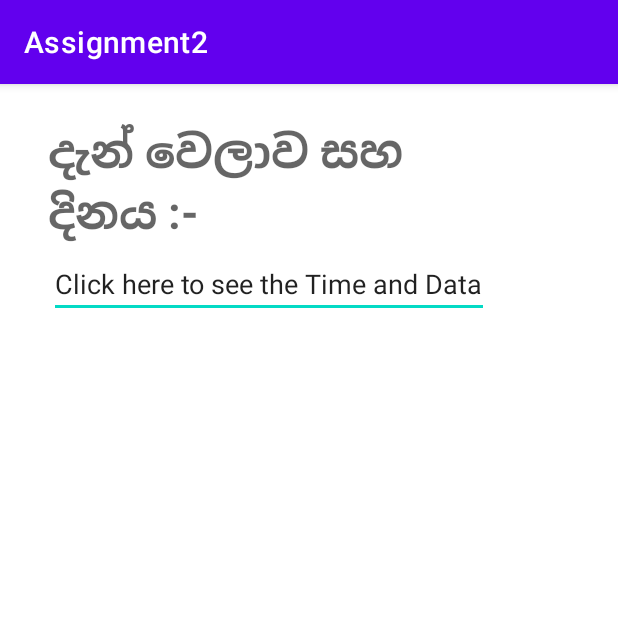
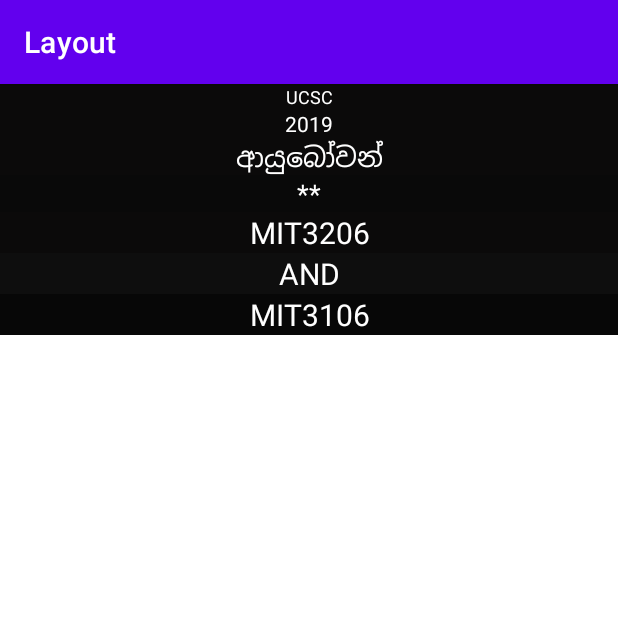
Before and after one commit to udani95/Android-Applications, an Android app: the screen it shows after launch (MainActivity), on a phone screen of 412 x 824 dp, the top half of it. Run offline under Robolectric (Android 15) with nearby library versions, the phone set to English and light mode, and no system bars.

Commit message:
Linear Layout

```diff
--- a/src/main/AndroidManifest.xml
+++ b/src/main/AndroidManifest.xml
@@ -1,6 +1,6 @@
 <?xml version="1.0" encoding="utf-8"?>
 <manifest xmlns:android="http://schemas.android.com/apk/res/android"
-    package="com.rajarata.assignment2">
+    package="com.rajarata.linearlayout">
 
     <application
         android:allowBackup="true"
@@ -8,7 +8,7 @@
         android:label="@string/app_name"
         android:roundIcon="@mipmap/ic_launcher_round"
         android:supportsRtl="true"
-        android:theme="@style/Theme.Assignment2">
+        android:theme="@style/Theme.LinearLayout">
         <activity android:name=".MainActivity">
             <intent-filter>
                 <action android:name="android.intent.action.MAIN" />
--- /dev/null
+++ b/src/main/java/com/rajarata/linearlayout/MainActivity.java
@@ -0,0 +1,14 @@
+package com.rajarata.linearlayout;
+
+import androidx.appcompat.app.AppCompatActivity;
+
+import android.os.Bundle;
+
+public class MainActivity extends AppCompatActivity {
+
+    @Override
+    protected void onCreate(Bundle savedInstanceState) {
+        super.onCreate(savedInstanceState);
+        setContentView(R.layout.activity_main);
+    }
+}
--- a/src/main/res/layout/activity_main.xml
+++ b/src/main/res/layout/activity_main.xml
@@ -1,38 +1,82 @@
 <?xml version="1.0" encoding="utf-8"?>
-<androidx.constraintlayout.widget.ConstraintLayout xmlns:android="http://schemas.android.com/apk/res/android"
+<LinearLayout xmlns:android="http://schemas.android.com/apk/res/android"
     xmlns:app="http://schemas.android.com/apk/res-auto"
     xmlns:tools="http://schemas.android.com/tools"
     android:layout_width="match_parent"
     android:layout_height="match_parent"
+    android:background="#FFFFFF"
+    android:orientation="vertical"
     tools:context=".MainActivity">
+
 
     <TextView
         android:id="@+id/textView"
-        android:layout_width="239dp"
-        android:layout_height="91dp"
-        android:text="දැන් වෙලාව සහ දිනය :- "
-        android:textAppearance="@style/TextAppearance.AppCompat.Display1"
-        android:textSize="30sp"
-        android:textStyle="bold"
-        app:layout_constraintBottom_toBottomOf="parent"
-        app:layout_constraintEnd_toEndOf="parent"
-        app:layout_constraintHorizontal_bias="0.184"
-        app:layout_constraintStart_toStartOf="parent"
-        app:layout_constraintTop_toTopOf="parent"
-        app:layout_constraintVertical_bias="0.035" />
+        android:layout_width="match_parent"
+        android:layout_height="wrap_content"
+        android:background="#0B0A0A"
+        android:text="UCSC"
+        android:textAlignment="center"
+        android:textColor="#FFFFFF"
+        android:textSize="12sp" />
 
-    <EditText
+    <TextView
+        android:id="@+id/textView2"
+        android:layout_width="match_parent"
+        android:layout_height="wrap_content"
+        android:background="#0B0A0A"
+        android:text="2019"
+        android:textAlignment="center"
+        android:textColor="#FFFFFF"
+        android:textSize="14sp" />
+
+    <TextView
         android:id="@+id/textView3"
-        android:layout_width="wrap_content"
+        android:layout_width="match_parent"
         android:layout_height="wrap_content"
-        android:text="Click here to see the Time and Data"
-        app:layout_constraintBottom_toBottomOf="parent"
-        app:layout_constraintEnd_toEndOf="parent"
-        app:layout_constraintHorizontal_bias="0.278"
-        app:layout_constraintStart_toStartOf="parent"
-        app:layout_constraintTop_toTopOf="parent"
-        app:layout_constraintVertical_bias="0.153" />
+        android:background="#0B0A0A"
+        android:text="ආයුබෝවන්"
+        android:textAlignment="center"
+        android:textColor="#FFFFFF"
+        android:textSize="18sp" />
 
+    <TextView
+        android:id="@+id/textView4"
+        android:layout_width="match_parent"
+        android:layout_height="wrap_content"
+        android:background="#090909"
+        android:backgroundTint="#090909"
+        android:text="**"
+        android:textAlignment="center"
+        android:textColor="#FFFFFF"
+        android:textSize="18sp" />
 
+    <TextView
+        android:id="@+id/textView5"
+        android:layout_width="match_parent"
+        android:layout_height="wrap_content"
+        android:background="#0B0A0A"
+        android:text="MIT3206"
+        android:textAlignment="center"
+        android:textColor="#FFFFFF"
+        android:textSize="20sp" />
 
-</androidx.constraintlayout.widget.ConstraintLayout>
+    <TextView
+        android:id="@+id/textView6"
+        android:layout_width="match_parent"
+        android:layout_height="wrap_content"
+        android:background="#0E0E0E"
+        android:text="AND"
+        android:textAlignment="center"
+        android:textColor="#FFFFFF"
+        android:textSize="20sp" />
+
+    <TextView
+        android:id="@+id/textView7"
+        android:layout_width="match_parent"
+        android:layout_height="wrap_content"
+        android:background="#070707"
+        android:text="MIT3106"
+        android:textAlignment="center"
+        android:textColor="#FFFFFF"
+        android:textSize="20sp" />
+</LinearLayout>
--- a/src/main/res/values-night/themes.xml
+++ b/src/main/res/values-night/themes.xml
@@ -1,6 +1,6 @@
 <resources xmlns:tools="http://schemas.android.com/tools">
     <!-- Base application theme. -->
-    <style name="Theme.Assignment2" parent="Theme.MaterialComponents.DayNight.DarkActionBar">
+    <style name="Theme.LinearLayout" parent="Theme.MaterialComponents.DayNight.DarkActionBar">
         <!-- Primary brand color. -->
         <item name="colorPrimary">@color/purple_200</item>
         <item name="colorPrimaryVariant">@color/purple_700</item>
--- a/src/main/res/values/strings.xml
+++ b/src/main/res/values/strings.xml
@@ -1,3 +1,3 @@
 <resources>
-    <string name="app_name">Assignment2</string>
+    <string name="app_name">Layout</string>
 </resources>
--- a/src/main/res/values/themes.xml
+++ b/src/main/res/values/themes.xml
@@ -1,6 +1,6 @@
 <resources xmlns:tools="http://schemas.android.com/tools">
     <!-- Base application theme. -->
-    <style name="Theme.Assignment2" parent="Theme.MaterialComponents.DayNight.DarkActionBar">
+    <style name="Theme.LinearLayout" parent="Theme.MaterialComponents.DayNight.DarkActionBar">
         <!-- Primary brand color. -->
         <item name="colorPrimary">@color/purple_500</item>
         <item name="colorPrimaryVariant">@color/purple_700</item>
```
Also changed, not shown: 3 other files.
